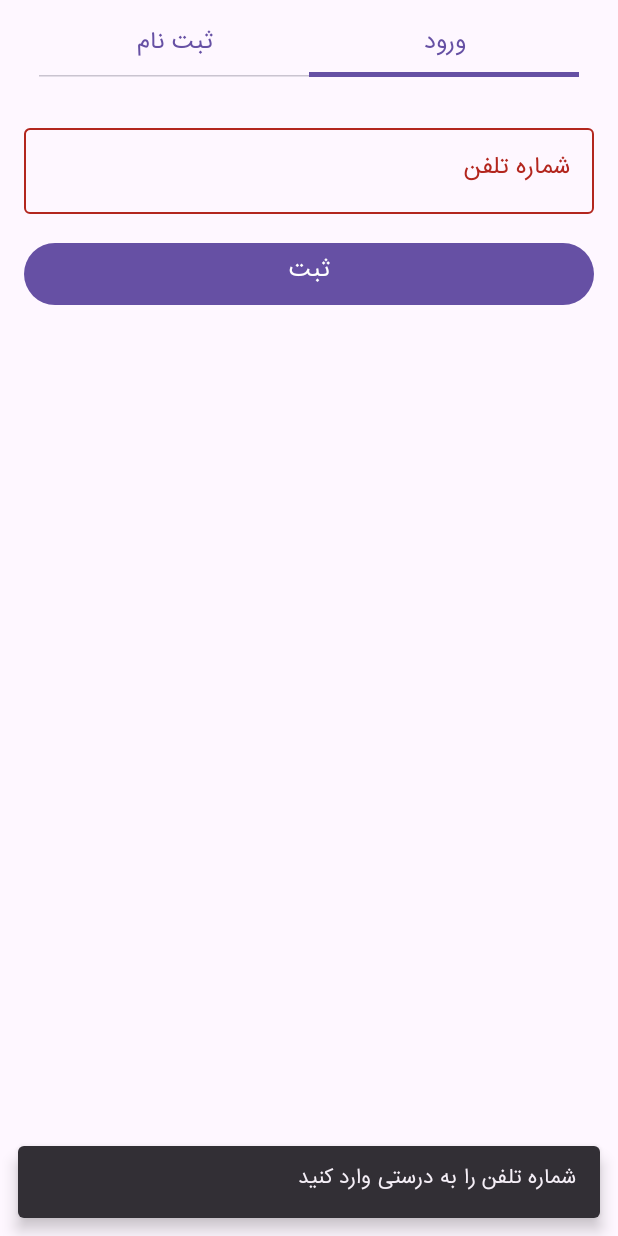
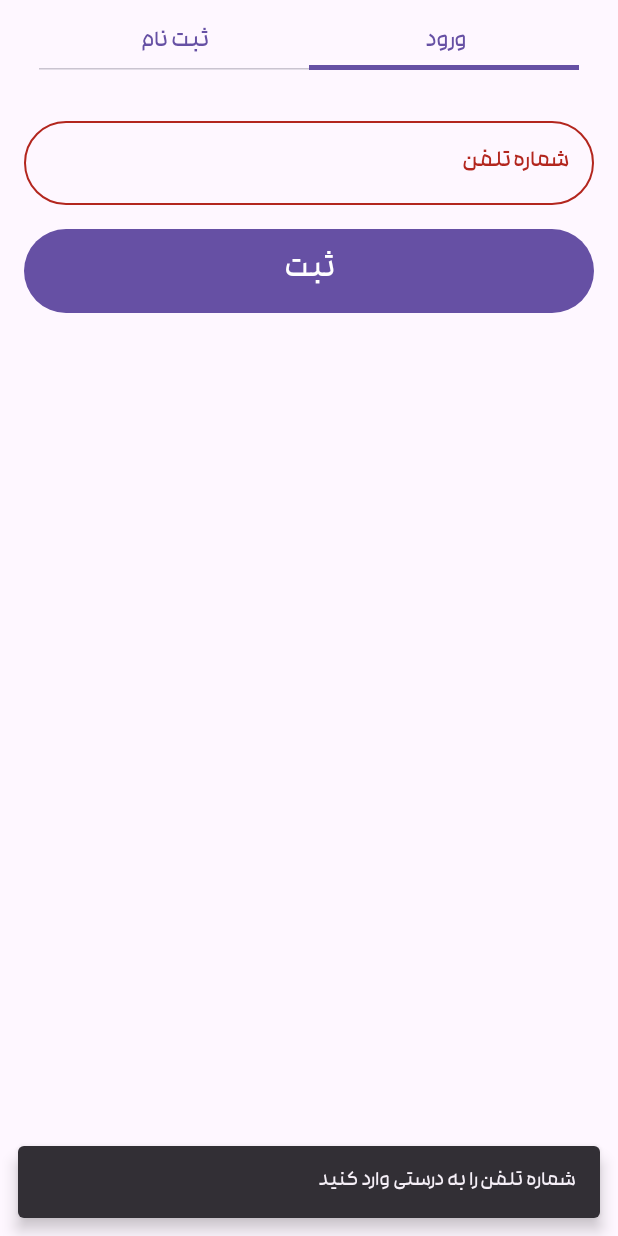
Before and after one commit to saeedjavazanjan/newReceiptCreator, an Android app built with Jetpack Compose: the screen it shows after launch (MainActivity), after a tap on "ثبت", on a phone screen of 412 x 824 dp. Run offline under Robolectric (Android 15) with nearby library versions, the phone set to English and light mode, and no system bars; our stand-ins replace Dagger/Hilt's generated code.

Commit message:
registe ui improve

```diff
--- a/app/src/main/java/com/saeed/zanjan/receipt/presentation/components/CustomDropDown.kt
+++ b/app/src/main/java/com/saeed/zanjan/receipt/presentation/components/CustomDropDown.kt
@@ -5,6 +5,7 @@ import androidx.compose.foundation.clickable
 import androidx.compose.foundation.layout.Column
 import androidx.compose.foundation.layout.fillMaxWidth
 import androidx.compose.foundation.layout.padding
+import androidx.compose.foundation.shape.RoundedCornerShape
 import androidx.compose.material.icons.Icons
 import androidx.compose.material.icons.filled.ArrowDropDown
 import androidx.compose.material3.ColorScheme
@@ -18,6 +19,7 @@ import androidx.compose.material3.MenuItemColors
 import androidx.compose.material3.OutlinedTextField
 import androidx.compose.material3.Text
 import androidx.compose.material3.TextField
+import androidx.compose.material3.TextFieldDefaults
 import androidx.compose.runtime.Composable
 import androidx.compose.runtime.mutableStateOf
 import androidx.compose.runtime.remember
@@ -29,6 +31,7 @@ import androidx.compose.ui.focus.focusRequester
 import androidx.compose.ui.focus.onFocusChanged
 import androidx.compose.ui.graphics.Color
 import androidx.compose.ui.unit.dp
+import com.saeed.zanjan.receipt.ui.theme.CustomColors
 
 @OptIn(ExperimentalMaterial3Api::class)
 @Composable
@@ -40,6 +43,7 @@ fun CustomDropdown(
     modifier: Modifier = Modifier,
     isError:Boolean
 ) {
+
     var expanded by remember { mutableStateOf(false) }
     val focusRequester = FocusRequester()
 
@@ -71,6 +75,13 @@ fun CustomDropdown(
                         expanded = !expanded
                     }
                 },
+            shape = RoundedCornerShape(30.dp) ,// Adjust the radius for rounded corners
+            colors = TextFieldDefaults.outlinedTextFieldColors(
+                containerColor = Color.Transparent, // Set light gray background
+                cursorColor = MaterialTheme.colorScheme.primary,
+                focusedBorderColor = CustomColors.CustomLightGray, // Transparent to clear the outline
+                unfocusedBorderColor = Color.Transparent // Transparent to clear the outline
+            ),
         )
 
         DropdownMenu(
@@ -83,7 +94,7 @@ fun CustomDropdown(
         ) {
             items.forEach { item ->
                 DropdownMenuItem(text = {
-                    Text(text = item)
+                    Text(text = item, style = MaterialTheme.typography.bodyMedium)
                 },
                     onClick = {
                         onItemSelected(item)
--- a/app/src/main/java/com/saeed/zanjan/receipt/presentation/ui/registration/OtpScreen.kt
+++ b/app/src/main/java/com/saeed/zanjan/receipt/presentation/ui/registration/OtpScreen.kt
@@ -21,6 +21,7 @@ import androidx.compose.material3.Surface
 import androidx.compose.material3.Text
 import androidx.compose.material3.TextButton
 import androidx.compose.material3.TextField
+import androidx.compose.material3.TextFieldDefaults
 import androidx.compose.runtime.Composable
 import androidx.compose.runtime.getValue
 import androidx.compose.runtime.setValue
@@ -29,10 +30,12 @@ import androidx.compose.runtime.remember
 import androidx.compose.runtime.rememberCoroutineScope
 import androidx.compose.ui.Alignment
 import androidx.compose.ui.Modifier
+import androidx.compose.ui.graphics.Color
 import androidx.compose.ui.text.input.KeyboardType
 import androidx.compose.ui.unit.dp
 import androidx.compose.ui.window.Dialog
 import androidx.compose.ui.window.DialogProperties
+import com.saeed.zanjan.receipt.ui.theme.CustomColors
 import com.saeed.zanjan.receipt.ui.theme.NewReceiptCreatorTheme
 import kotlinx.coroutines.CoroutineScope
 import kotlinx.coroutines.launch
@@ -89,7 +92,13 @@ fun OtpScreen(
                         singleLine = true,
                         modifier = Modifier.fillMaxWidth(),
                         isError = (otp.isEmpty() || otp.length < 4) && checkOtpClicked,
-                        textStyle = MaterialTheme.typography.bodySmall
+                        textStyle = MaterialTheme.typography.bodySmall,
+                        colors = TextFieldDefaults.outlinedTextFieldColors(
+                            containerColor = Color.Transparent, // Set light gray background
+                            cursorColor = MaterialTheme.colorScheme.primary,
+                            focusedBorderColor = CustomColors.CustomLightGray, // Transparent to clear the outline
+                            unfocusedBorderColor = Color.Transparent // Transparent to clear the outline
+                        ),
                         )
                     if ((otp.isEmpty() || otp.length < 4) && checkOtpClicked) {
                         Text(
--- a/app/src/main/java/com/saeed/zanjan/receipt/presentation/ui/registration/RegistrationScreen.kt
+++ b/app/src/main/java/com/saeed/zanjan/receipt/presentation/ui/registration/RegistrationScreen.kt
@@ -6,7 +6,9 @@ import androidx.compose.foundation.layout.Column
 import androidx.compose.foundation.layout.fillMaxHeight
 import androidx.compose.foundation.layout.fillMaxSize
 import androidx.compose.foundation.layout.fillMaxWidth
+import androidx.compose.foundation.layout.height
 import androidx.compose.foundation.layout.padding
+import androidx.compose.foundation.shape.RoundedCornerShape
 import androidx.compose.foundation.text.KeyboardOptions
 import androidx.compose.material3.Button
 import androidx.compose.material3.ExperimentalMaterial3Api
@@ -19,6 +21,7 @@ import androidx.compose.material3.SnackbarHostState
 import androidx.compose.material3.Tab
 import androidx.compose.material3.TabRow
 import androidx.compose.material3.Text
+import androidx.compose.material3.TextFieldDefaults
 import androidx.compose.runtime.Composable
 import androidx.compose.runtime.LaunchedEffect
 import androidx.compose.runtime.collectAsState
@@ -28,6 +31,7 @@ import androidx.compose.runtime.mutableStateOf
 import androidx.compose.runtime.remember
 import androidx.compose.runtime.rememberCoroutineScope
 import androidx.compose.ui.Modifier
+import androidx.compose.ui.graphics.Color
 import androidx.compose.ui.platform.LocalContext
 import androidx.compose.ui.text.input.KeyboardType
 import androidx.compose.ui.unit.dp
@@ -35,10 +39,12 @@ import com.saeed.zanjan.receipt.domain.models.OtpData
 import com.saeed.zanjan.receipt.domain.models.RegistrationInfo
 import com.saeed.zanjan.receipt.presentation.components.CircularIndeterminateProgressBar
 import com.saeed.zanjan.receipt.presentation.components.CustomDropdown
+import com.saeed.zanjan.receipt.ui.theme.CustomColors
 import com.saeed.zanjan.receipt.ui.theme.NewReceiptCreatorTheme
 import kotlinx.coroutines.currentCoroutineContext
 import kotlinx.coroutines.delay
 import kotlinx.coroutines.launch // Import launch function
+import okhttp3.internal.wait
 
 @SuppressLint("UnusedMaterial3ScaffoldPaddingParameter", "SuspiciousIndentation")
 @OptIn(ExperimentalMaterial3Api::class)
@@ -47,6 +53,9 @@ fun RegistrationScreen(
    viewModel:RegistrationViewModel,
    navigateToHome:()->Unit
 ) {
+
+
+
     val loading =viewModel.loading.value
     val registerRequestState=viewModel.registerRequestState.value
     val countdownEnabled = viewModel.countdownEnabled.value
@@ -190,7 +199,14 @@ fun RegistrationScreen(
 
                         singleLine = true,
                         keyboardOptions = KeyboardOptions(keyboardType = KeyboardType.Phone),
-                        modifier = Modifier.fillMaxWidth()
+                        modifier = Modifier.fillMaxWidth(),
+                        shape = RoundedCornerShape(30.dp) ,// Adjust the radius for rounded corners
+                        colors = TextFieldDefaults.outlinedTextFieldColors(
+                            containerColor = Color.Transparent, // Set light gray background
+                            cursorColor = MaterialTheme.colorScheme.primary,
+                            focusedBorderColor = CustomColors.CustomLightGray, // Transparent to clear the outline
+                            unfocusedBorderColor = Color.Transparent // Transparent to clear the outline
+                        ),
                     )
 
                         Button(
@@ -217,11 +233,11 @@ fun RegistrationScreen(
                                 }
 
                             },
-                            modifier = Modifier.fillMaxWidth()
+                            modifier = Modifier.fillMaxWidth().height(56.dp)
                         ) {
                             Text(
                                 text = if (countdownEnabled) " بعد از  $remainingSeconds ثانیه تلاش کنید. "
-                                else "ثبت", style = MaterialTheme.typography.bodyLarge)
+                                else "ثبت", style = MaterialTheme.typography.titleLarge)
                         }
 
 
@@ -236,7 +252,14 @@ fun RegistrationScreen(
                                 companyName = it
                                         },
                         label = { Text("نام مجموعه") },
-                        modifier = Modifier.fillMaxWidth()
+                        modifier = Modifier.fillMaxWidth(),
+                        shape = RoundedCornerShape(30.dp) ,// Adjust the radius for rounded corners
+                        colors = TextFieldDefaults.outlinedTextFieldColors(
+                            containerColor = Color.Transparent, // Set light gray background
+                            cursorColor = MaterialTheme.colorScheme.primary,
+                            focusedBorderColor = CustomColors.CustomLightGray, // Transparent to clear the outline
+                            unfocusedBorderColor = Color.Transparent // Transparent to clear the outline
+                        ),
                     )
                     OutlinedTextField(
                         value = address,
@@ -245,7 +268,14 @@ fun RegistrationScreen(
                                 address = it
                                         },
                         label = { Text("آدرس") },
-                        modifier = Modifier.fillMaxWidth()
+                        modifier = Modifier.fillMaxWidth(),
+                        shape = RoundedCornerShape(30.dp) ,// Adjust the radius for rounded corners
+                        colors = TextFieldDefaults.outlinedTextFieldColors(
+                            containerColor = Color.Transparent, // Set light gray background
+                            cursorColor = MaterialTheme.colorScheme.primary,
+                            focusedBorderColor = CustomColors.CustomLightGray, // Transparent to clear the outline
+                            unfocusedBorderColor = Color.Transparent // Transparent to clear the outline
+                        ),
                     )
                     OutlinedTextField(
                         value = phone,
@@ -257,7 +287,14 @@ fun RegistrationScreen(
                         isError = (phone.isEmpty() || phone.length < 11) && sendOtpClicked,
                         singleLine = true,
                         keyboardOptions = KeyboardOptions(keyboardType = KeyboardType.Phone),
-                        modifier = Modifier.fillMaxWidth()
+                        modifier = Modifier.fillMaxWidth(),
+                        shape = RoundedCornerShape(30.dp) ,// Adjust the radius for rounded corners
+                        colors = TextFieldDefaults.outlinedTextFieldColors(
+                            containerColor = Color.Transparent, // Set light gray background
+                            cursorColor = MaterialTheme.colorScheme.primary,
+                            focusedBorderColor = CustomColors.CustomLightGray, // Transparent to clear the outline
+                            unfocusedBorderColor = Color.Transparent // Transparent to clear the outline
+                        ),
                     )
                     OutlinedTextField(
                         value = userId,
@@ -269,6 +306,13 @@ fun RegistrationScreen(
                         label = { Text("آیدی پیج کاری") },
                         modifier = Modifier.fillMaxWidth(),
                         isError = error,
+                        shape = RoundedCornerShape(30.dp) ,// Adjust the radius for rounded corners
+                        colors = TextFieldDefaults.outlinedTextFieldColors(
+                            containerColor = Color.Transparent, // Set light gray background
+                            cursorColor = MaterialTheme.colorScheme.primary,
+                            focusedBorderColor = CustomColors.CustomLightGray, // Transparent to clear the outline
+                            unfocusedBorderColor = Color.Transparent // Transparent to clear the outline
+                        ),
 
                         )
                     CustomDropdown(
@@ -313,11 +357,11 @@ fun RegistrationScreen(
                             }
 
                         },
-                        modifier = Modifier.fillMaxWidth()
+                        modifier = Modifier.fillMaxWidth().height(56.dp)
                     ) {
                         Text(
                             text = if (countdownEnabled) " بعد از  $remainingSeconds ثانیه تلاش کنید. "
-                            else "ثبت", style = MaterialTheme.typography.bodyLarge)
+                            else "ثبت", style = MaterialTheme.typography.titleLarge)
                     }
                 }
             }
--- /dev/null
+++ b/app/src/main/java/com/saeed/zanjan/receipt/ui/theme/CustomColors.kt
@@ -0,0 +1,8 @@
+package com.saeed.zanjan.receipt.ui.theme
+
+import androidx.compose.ui.graphics.Color
+
+object CustomColors {
+    val CustomLightGray = Color(0xFFECEAEA)
+
+}
--- a/app/src/main/java/com/saeed/zanjan/receipt/ui/theme/Type.kt
+++ b/app/src/main/java/com/saeed/zanjan/receipt/ui/theme/Type.kt
@@ -11,8 +11,8 @@ import com.saeed.zanjan.receipt.R
 
 // Set of Material typography styles to start with
 val MontserratFontFamily = FontFamily(
-    Font(R.font.iransans_normal),
-    Font(R.font.iransans_bold, FontWeight.Bold),
+    Font(R.font.rokh),
+   // Font(R.font.iransans_bold, FontWeight.Bold),
 
     )
 
```
Also changed, not shown: app/src/main/java/com/saeed/zanjan/receipt/ui/theme/Color.kt (line endings or trailing spaces), app/src/main/res/font/rokh.otf (added), app/src/main/res/font/tehran.ttf (added).
